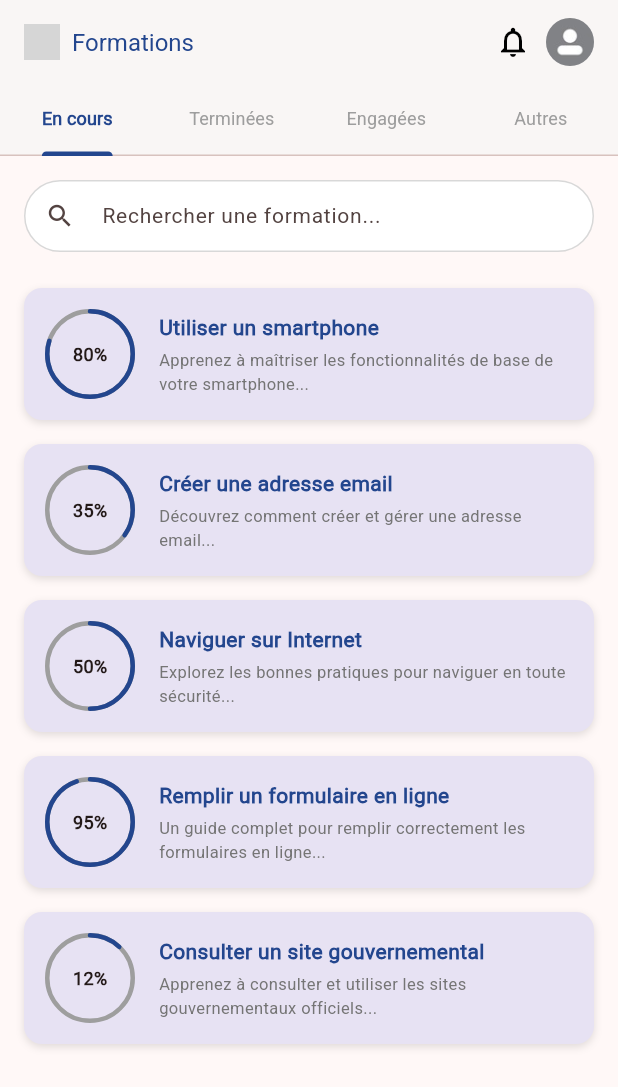
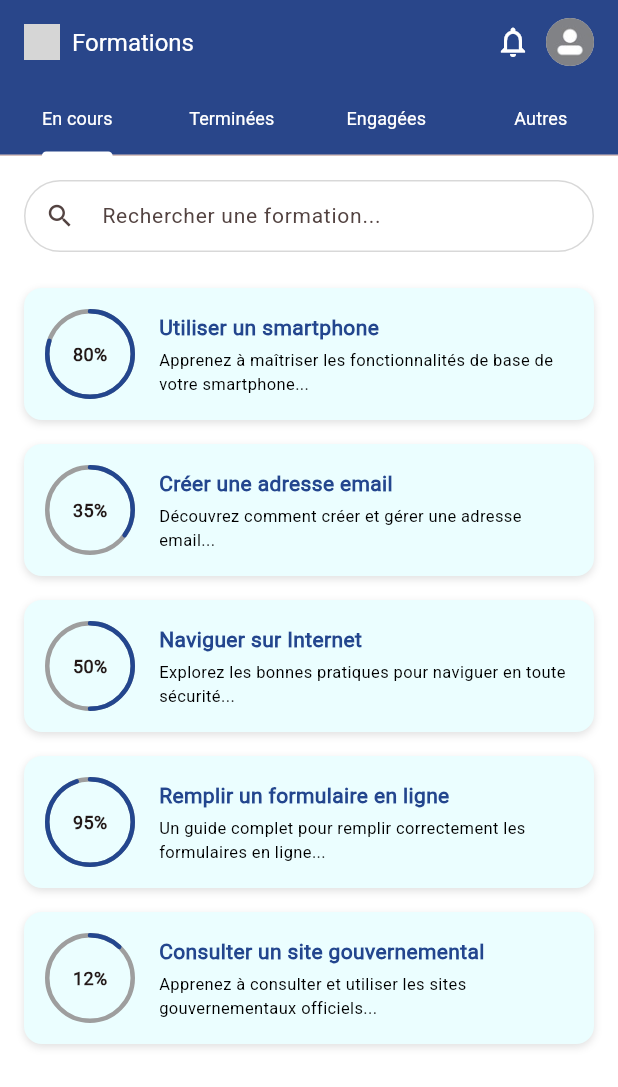
Before and after one commit to IALYFrancisco/NUMEDU, a Flutter app: the screen it shows once a user with an empty profile is signed in, on a phone screen of 412 x 824 dp. Shown: the top 1087 px of the screen. Run offline on Flutter 3.47's test engine with Material 3 defaults, Android fonts, the phone set to English and light mode, and no system bars; drawn by our look-alikes of percent_indicator; our stand-ins replace cloud_firestore, firebase_auth, firebase_core, firebase_storage, flutter_dotenv, image_picker; accounts and stored records are empty; network calls fail; grey boxes are pictures that could not be loaded.

Commit message:
amélioration de l'interface

```diff
--- a/lib/main.dart
+++ b/lib/main.dart
@@ -72,6 +72,7 @@ class AuthGate extends StatelessWidget {
       builder: (context, snapshot) {
         if (snapshot.connectionState == ConnectionState.waiting) {
           return const Scaffold(
+            backgroundColor: Colors.white,
             body: Center(child: CircularProgressIndicator()),
           );
         }
--- a/lib/screens/dashboard.dart
+++ b/lib/screens/dashboard.dart
@@ -136,8 +136,9 @@ class _DashboardPageState extends State<DashboardPage>
     final user = FirebaseAuth.instance.currentUser;
 
     return Scaffold(
+      backgroundColor: Colors.white, // Fond blanc général
       appBar: AppBar(
-        backgroundColor: Colors.white,
+        backgroundColor: const Color(0xFF23468E),
         elevation: 1,
         automaticallyImplyLeading: false,
         title: Row(
@@ -153,13 +154,13 @@ class _DashboardPageState extends State<DashboardPage>
                 const SizedBox(width: 8),
                 const Text(
                   "Formations",
-                  style: TextStyle(fontSize: 16, color: Color(0xFF23468E)),
+                  style: TextStyle(fontSize: 16, color: Colors.white,),
                 ),
               ],
             ),
             Row(
               children: [
-                const Icon(Icons.notifications_none, color: Colors.black),
+                const Icon(Icons.notifications_none, color: Colors.white),
                 const SizedBox(width: 10),
                 GestureDetector(
                   onTapDown: (details) async {
@@ -263,12 +264,12 @@ class _DashboardPageState extends State<DashboardPage>
         ),
         bottom: TabBar(
           controller: _tabController,
-          labelColor: const Color(0xFF23468E),
-          unselectedLabelColor: Colors.grey,
+          labelColor: Colors.white,
+          unselectedLabelColor: Colors.white,
           labelStyle:
-              const TextStyle(fontSize: 12.0, fontWeight: FontWeight.w600),
+              const TextStyle(fontSize: 12.0),
           unselectedLabelStyle: const TextStyle(fontSize: 12.0),
-          indicatorColor: const Color(0xFF23468E),
+          indicatorColor: Colors.white,
           tabs: const [
             Tab(text: 'En cours'),
             Tab(text: 'Terminées'),
@@ -277,7 +278,9 @@ class _DashboardPageState extends State<DashboardPage>
           ],
         ),
       ),
-      body: Column(
+      body: Container(
+        color: Colors.white, // <-- fond blanc global du body
+        child: Column(
           children: [
             Padding(
               padding: const EdgeInsets.all(16.0),
@@ -316,11 +319,12 @@ class _DashboardPageState extends State<DashboardPage>
                   _buildLocalList(0),
                   _buildLocalList(1),
                   _buildLocalList(2),
-                _buildFirestoreList(), // Onglet Autres
+                  _buildFirestoreList(),
                 ],
               ),
             ),
           ],
+        ),
       ),
     );
   }
@@ -346,7 +350,7 @@ class _DashboardPageState extends State<DashboardPage>
             margin: const EdgeInsets.symmetric(horizontal: 16, vertical: 8),
             padding: const EdgeInsets.all(14),
             decoration: BoxDecoration(
-              color: const Color(0xFFe7e2f3),
+              color: const Color(0xFFEBFEFF),
               borderRadius: BorderRadius.circular(12),
               boxShadow: const [
                 BoxShadow(
@@ -388,7 +392,7 @@ class _DashboardPageState extends State<DashboardPage>
                       Text(
                         _descriptions[index],
                         style:
-                            TextStyle(fontSize: 11, color: Colors.grey[600]),
+                            TextStyle(fontSize: 11, color: Colors.black, fontWeight: FontWeight.w500),
                         maxLines: 2,
                         overflow: TextOverflow.ellipsis,
                       ),
@@ -441,7 +445,7 @@ class _DashboardPageState extends State<DashboardPage>
                     const EdgeInsets.symmetric(horizontal: 16, vertical: 8),
                 padding: const EdgeInsets.all(14),
                 decoration: BoxDecoration(
-                  color: const Color(0xFFe7e2f3),
+                  color: const Color(0xFFEBFEFF),
                   borderRadius: BorderRadius.circular(12),
                   boxShadow: const [
                     BoxShadow(
@@ -457,10 +461,10 @@ class _DashboardPageState extends State<DashboardPage>
                       width: 40,
                       height: 40,
                       decoration: BoxDecoration(
-                        color: Colors.grey[300],
+                        color: const Color(0xFF23468E), // fond bleu
                         shape: BoxShape.circle,
                       ),
-                      child: const Icon(Icons.book, color: Colors.blue),
+                      child: const Icon(Icons.book, color: Colors.white), // icône blanche
                     ),
                     const SizedBox(width: 16),
                     Expanded(
@@ -471,7 +475,7 @@ class _DashboardPageState extends State<DashboardPage>
                             title,
                             style: const TextStyle(
                               fontSize: 14,
-                              fontWeight: FontWeight.w700,
+                              fontWeight: FontWeight.w600,
                               color: Color(0xFF23468E),
                             ),
                           ),
@@ -479,7 +483,7 @@ class _DashboardPageState extends State<DashboardPage>
                           Text(
                             description,
                             style: TextStyle(
-                                fontSize: 11, color: Colors.grey[600]),
+                                fontSize: 11, color: Colors.black, fontWeight: FontWeight.w500),
                             maxLines: 2,
                             overflow: TextOverflow.ellipsis,
                           ),
--- a/lib/screens/home.dart
+++ b/lib/screens/home.dart
@@ -8,7 +8,7 @@ class HomePage extends StatelessWidget {
   @override
   Widget build(BuildContext context) {
         return Scaffold(
-        backgroundColor: Colors.grey[900],
+        backgroundColor: Colors.white,
         body: Center(
           child: SizedBox(
             width: double.infinity,
```
Lines whose indentation alone changed are shown as unchanged.
